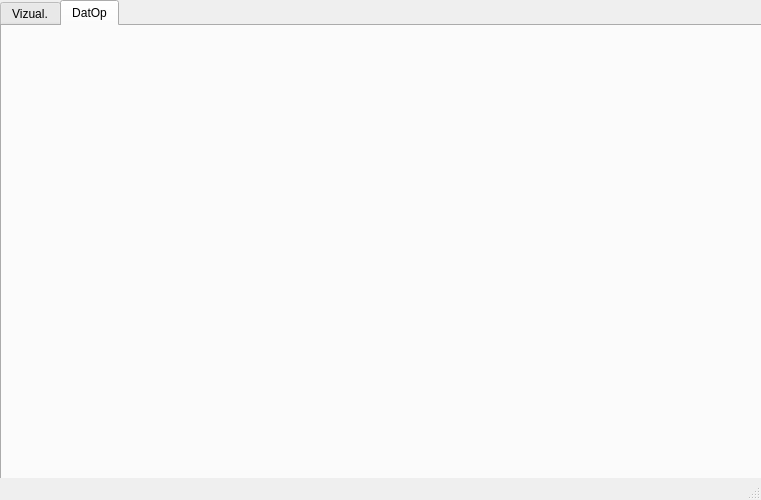
Old version of the form mainwindow.ui in the repository libriIPcko/RadarVisualizer.
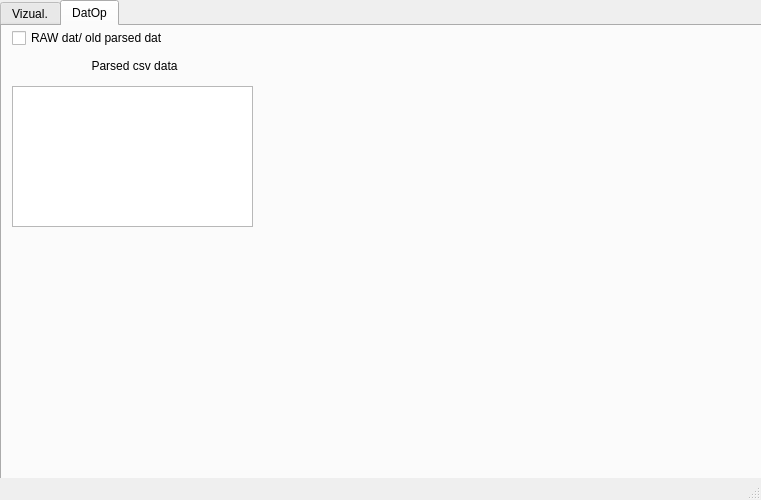
New version of the form. The open tabs and pages were chosen to show the change.

Commit message: Data operation control .dat and .csv processing IN_PROGRESS

Diff of the .ui file:
```diff
--- a/mainwindow.ui
+++ b/mainwindow.ui
@@ -176,6 +176,55 @@
      <attribute name="title">
       <string>DatOp</string>
      </attribute>
+     <widget class="QListWidget" name="datFiles_listWidget">
+      <property name="geometry">
+       <rect>
+        <x>10</x>
+        <y>60</y>
+        <width>241</width>
+        <height>141</height>
+       </rect>
+      </property>
+     </widget>
+     <widget class="QCheckBox" name="checkBox">
+      <property name="geometry">
+       <rect>
+        <x>10</x>
+        <y>0</y>
+        <width>171</width>
+        <height>24</height>
+       </rect>
+      </property>
+      <property name="text">
+       <string>RAW dat/ old parsed dat</string>
+      </property>
+     </widget>
+     <widget class="QListWidget" name="csvFiles_listWidget">
+      <property name="geometry">
+       <rect>
+        <x>10</x>
+        <y>60</y>
+        <width>241</width>
+        <height>141</height>
+       </rect>
+      </property>
+     </widget>
+     <widget class="QLabel" name="typeofLW_Label">
+      <property name="geometry">
+       <rect>
+        <x>12</x>
+        <y>30</y>
+        <width>241</width>
+        <height>20</height>
+       </rect>
+      </property>
+      <property name="text">
+       <string>Parsed csv data</string>
+      </property>
+      <property name="alignment">
+       <set>Qt::AlignCenter</set>
+      </property>
+     </widget>
     </widget>
    </widget>
   </widget>
```
Left out of the diff: 4 changed lines with no effect on the pictures. The commit also changes 18 other files.
